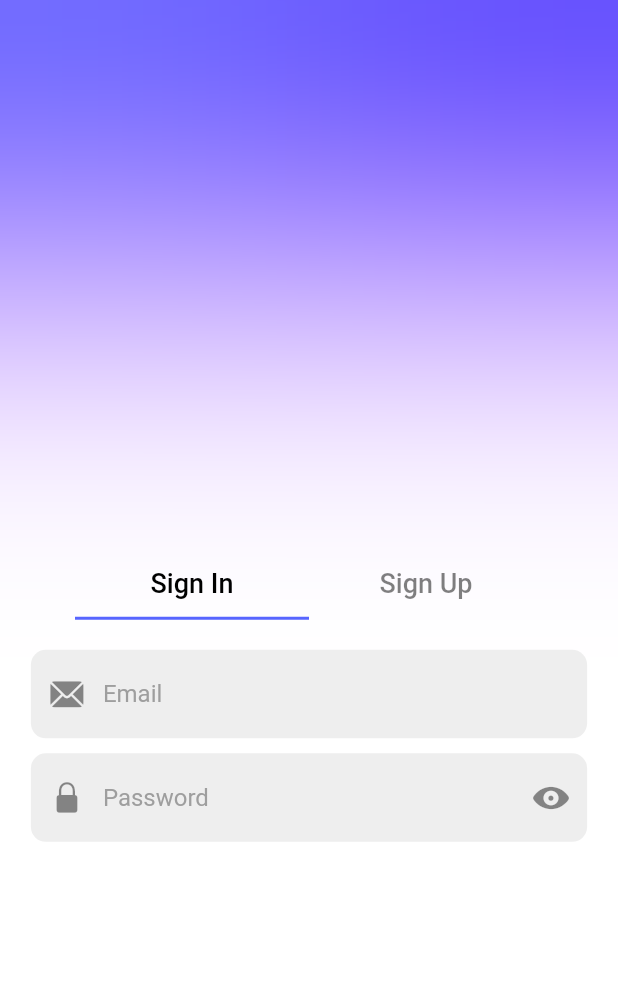
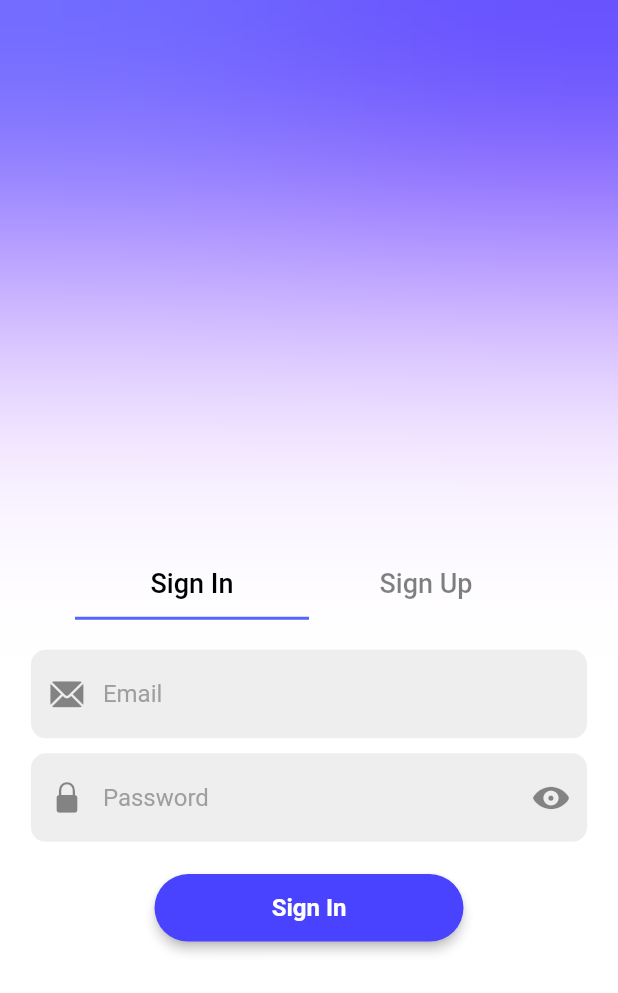
Before and after one commit to Elfeny7/login_auth_bloc, a Flutter app: the screen it shows after launch, on a phone screen of 412 x 824 dp. Shown: the top 993 px of the screen. Run offline on Flutter 3.47's test engine with Material 2 defaults, Android fonts, the phone set to English and light mode, and no system bars; our stand-ins replace bloc, cloud_firestore, equatable, firebase_auth, firebase_core, flutter_bloc; accounts and stored records are empty.

Commit message:
feat: add sign in button

```diff
--- a/lib/screens/auth/sign_in_screen.dart
+++ b/lib/screens/auth/sign_in_screen.dart
@@ -79,6 +79,35 @@ class _SignInScreenState extends State<SignInScreen> {
                   icon: Icon(iconPassword)),
             ),
           ),
+          const SizedBox(height: 20),
+          !signInRequired
+              ? SizedBox(
+                  width: MediaQuery.of(context).size.width * 0.5,
+                  child: TextButton(
+                    onPressed: () {},
+                    style: TextButton.styleFrom(
+                        elevation: 3.0,
+                        backgroundColor: Theme.of(context).colorScheme.primary,
+                        foregroundColor: Colors.white,
+                        shape: RoundedRectangleBorder(
+                          borderRadius: BorderRadius.circular(60),
+                        )),
+                    child: const Padding(
+                      padding:
+                          EdgeInsets.symmetric(horizontal: 25, vertical: 5),
+                      child: Text(
+                        'Sign In',
+                        textAlign: TextAlign.center,
+                        style: TextStyle(
+                          color: Colors.white,
+                          fontSize: 16,
+                          fontWeight: FontWeight.w600,
+                        ),
+                      ),
+                    ),
+                  ),
+                )
+              : const CircularProgressIndicator(),
         ],
       ),
     );
```
